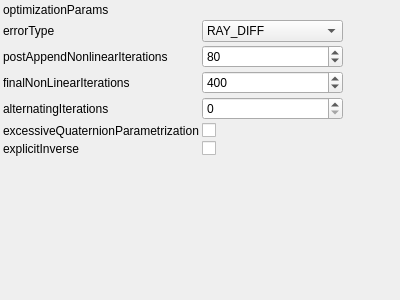
Before: the Qt Designer form utils/corestructs/coreWidgets/iterativeReconstructionNonlinearOptimizationParamsWrapperControlWidget.ui in NickPenkrat/corecvs, drawn with Qt 5.
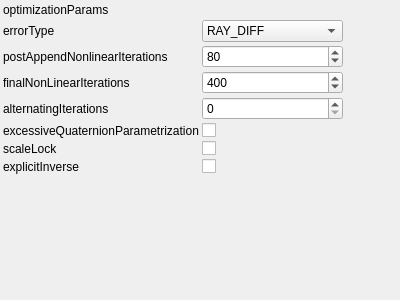
After: the same form once the commit is applied. Custom widgets are drawn as their Qt base class.

```diff
--- a/utils/corestructs/coreWidgets/iterativeReconstructionNonlinearOptimizationParamsWrapperControlWidget.ui
+++ b/utils/corestructs/coreWidgets/iterativeReconstructionNonlinearOptimizationParamsWrapperControlWidget.ui
@@ -169,11 +169,28 @@
     <item row="6" column="0">
      <widget class="QLabel" name="label_6">
        <property name="text">
-         <string>explicitInverse</string>
+         <string>scaleLock</string>
        </property>
      </widget>
     </item>
     <item row="6" column="1">
+     <widget class="QCheckBox" name="scaleLockCheckBox">
+       <property name="toolTip">
+         <string>Lock scale</string>
+       </property>
+       <property name="checked">
+           <bool>0</bool>
+       </property>
+     </widget>
+    </item>
+    <item row="7" column="0">
+     <widget class="QLabel" name="label_7">
+       <property name="text">
+         <string>explicitInverse</string>
+       </property>
+     </widget>
+    </item>
+    <item row="7" column="1">
      <widget class="QCheckBox" name="explicitInverseCheckBox">
        <property name="toolTip">
          <string>Explisit inverse in Schur complement solving</string>
@@ -183,7 +200,7 @@
        </property>
      </widget>
     </item>
-   <item row="7" column="0">
+   <item row="8" column="0">
     <spacer name="verticalSpacer">
      <property name="orientation">
       <enum>Qt::Vertical</enum>
@@ -196,7 +213,7 @@
      </property>
     </spacer>
    </item>
-   <item row="7" column="2">
+   <item row="8" column="2">
     <spacer name="horizontalSpacer">
      <property name="orientation">
       <enum>Qt::Horizontal</enum>
```
Left out of the diff: 6 changed lines with no effect on the pictures.
